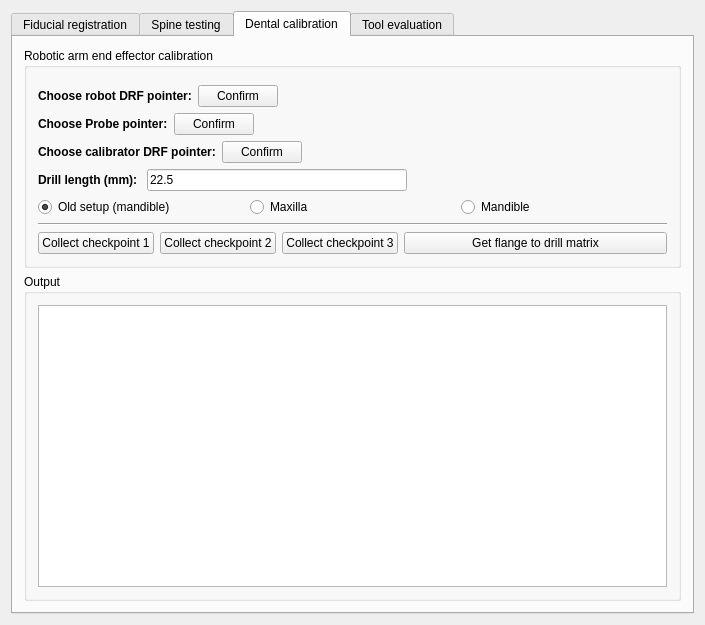
Old version of the form Plugins/org.mitk.gui.qt.igttracking/src/internal/QmitkIGTFiducialRegistrationControls.ui in the repository zhaomengxiao/LancetMITK.
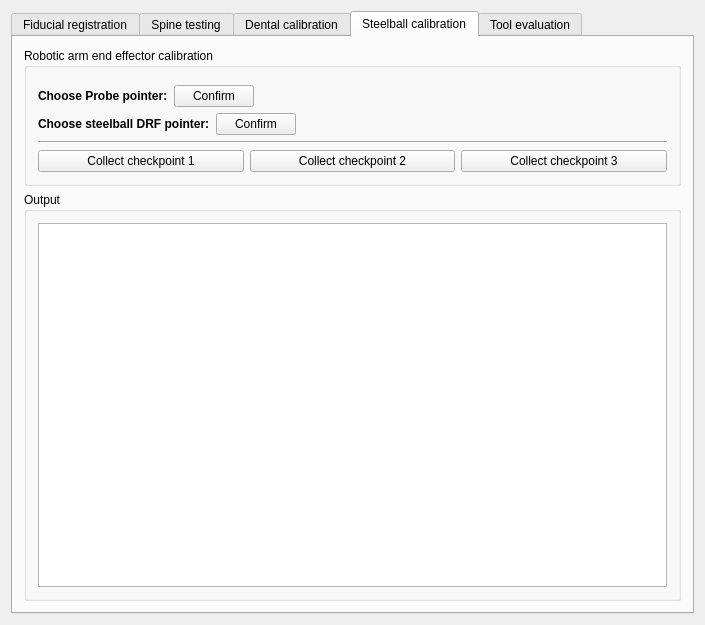
New version of the form. Custom widgets are drawn as their Qt base class.

Commit message: Dental steelball calibration done

The edit to the form file:
```diff
--- a/Plugins/org.mitk.gui.qt.igttracking/src/internal/QmitkIGTFiducialRegistrationControls.ui
+++ b/Plugins/org.mitk.gui.qt.igttracking/src/internal/QmitkIGTFiducialRegistrationControls.ui
@@ -23,7 +23,7 @@
    <item row="0" column="0">
     <widget class="QTabWidget" name="tabWidget">
      <property name="currentIndex">
-      <number>2</number>
+      <number>3</number>
      </property>
      <widget class="QWidget" name="tab">
       <attribute name="title">
@@ -556,6 +556,157 @@
        </item>
       </layout>
      </widget>
+     <widget class="QWidget" name="tab_5">
+      <attribute name="title">
+       <string>Steelball calibration</string>
+      </attribute>
+      <layout class="QGridLayout" name="gridLayout_15">
+       <item row="0" column="0">
+        <widget class="QGroupBox" name="groupBox_9">
+         <property name="title">
+          <string>Robotic arm end effector calibration</string>
+         </property>
+         <layout class="QGridLayout" name="gridLayout_14">
+          <item row="0" column="0">
+           <widget class="QmitkNavigationDataSourceSelectionWidget" name="navipointerSelectionWidget_dentalSteelball" native="true"/>
+          </item>
+          <item row="1" column="0">
+           <layout class="QHBoxLayout" name="horizontalLayout_28">
+            <item>
+             <widget class="QLabel" name="label_14">
+              <property name="text">
+               <string>&lt;html&gt;&lt;head/&gt;&lt;body&gt;&lt;p&gt;&lt;span style=&quot; font-weight:600;&quot;&gt;Choose Probe pointer:&lt;/span&gt;&lt;/p&gt;&lt;/body&gt;&lt;/html&gt;</string>
+              </property>
+             </widget>
+            </item>
+            <item>
+             <layout class="QHBoxLayout" name="horizontalLayout_29">
+              <item>
+               <widget class="QPushButton" name="pushButton_confirmProbe_dentalSteelball">
+                <property name="text">
+                 <string>Confirm</string>
+                </property>
+               </widget>
+              </item>
+              <item>
+               <spacer name="horizontalSpacer_14">
+                <property name="orientation">
+                 <enum>Qt::Horizontal</enum>
+                </property>
+                <property name="sizeHint" stdset="0">
+                 <size>
+                  <width>40</width>
+                  <height>20</height>
+                 </size>
+                </property>
+               </spacer>
+              </item>
+              <item>
+               <widget class="QLabel" name="label_probe_dentalSteelball">
+                <property name="text">
+                 <string>&lt;none&gt;</string>
+                </property>
+               </widget>
+              </item>
+             </layout>
+            </item>
+           </layout>
+          </item>
+          <item row="2" column="0">
+           <layout class="QHBoxLayout" name="horizontalLayout_22">
+            <item>
+             <widget class="QLabel" name="label_12">
+              <property name="text">
+               <string>&lt;html&gt;&lt;head/&gt;&lt;body&gt;&lt;p&gt;&lt;span style=&quot; font-weight:600;&quot;&gt;Choose steelball DRF pointer:&lt;/span&gt;&lt;/p&gt;&lt;/body&gt;&lt;/html&gt;</string>
+              </property>
+             </widget>
+            </item>
+            <item>
+             <layout class="QHBoxLayout" name="horizontalLayout_23">
+              <item>
+               <widget class="QPushButton" name="pushButton_confirmSteelballDrf_dentalsteelball">
+                <property name="text">
+                 <string>Confirm</string>
+                </property>
+               </widget>
+              </item>
+              <item>
+               <spacer name="horizontalSpacer_12">
+                <property name="orientation">
+                 <enum>Qt::Horizontal</enum>
+                </property>
+                <property name="sizeHint" stdset="0">
+                 <size>
+                  <width>40</width>
+                  <height>20</height>
+                 </size>
+                </property>
+               </spacer>
+              </item>
+              <item>
+               <widget class="QLabel" name="label_steelballDrf_dentalSteelball">
+                <property name="text">
+                 <string>&lt;none&gt;</string>
+                </property>
+               </widget>
+              </item>
+             </layout>
+            </item>
+           </layout>
+          </item>
+          <item row="3" column="0">
+           <widget class="Line" name="line_6">
+            <property name="orientation">
+             <enum>Qt::Horizontal</enum>
+            </property>
+           </widget>
+          </item>
+          <item row="4" column="0">
+           <layout class="QHBoxLayout" name="horizontalLayout_24">
+            <item>
+             <layout class="QHBoxLayout" name="horizontalLayout_25">
+              <item>
+               <widget class="QPushButton" name="pushButton_checkPoint_1_dentalSteelball">
+                <property name="text">
+                 <string>Collect checkpoint 1</string>
+                </property>
+               </widget>
+              </item>
+              <item>
+               <widget class="QPushButton" name="pushButton_checkPoint_2_dentalSteelball">
+                <property name="text">
+                 <string>Collect checkpoint 2</string>
+                </property>
+               </widget>
+              </item>
+              <item>
+               <widget class="QPushButton" name="pushButton_checkPoint_3_dentalSteelball">
+                <property name="text">
+                 <string>Collect checkpoint 3</string>
+                </property>
+               </widget>
+              </item>
+             </layout>
+            </item>
+           </layout>
+          </item>
+         </layout>
+        </widget>
+       </item>
+       <item row="1" column="0">
+        <widget class="QGroupBox" name="groupBox_8">
+         <property name="title">
+          <string>Output</string>
+         </property>
+         <layout class="QGridLayout" name="gridLayout_13">
+          <item row="0" column="0">
+           <widget class="QTextBrowser" name="textBrowser_dentalSteelball"/>
+          </item>
+         </layout>
+        </widget>
+       </item>
+      </layout>
+     </widget>
      <widget class="QWidget" name="tab_4">
       <attribute name="title">
        <string>Tool evaluation</string>
```
The commit also changes 5 other files.
